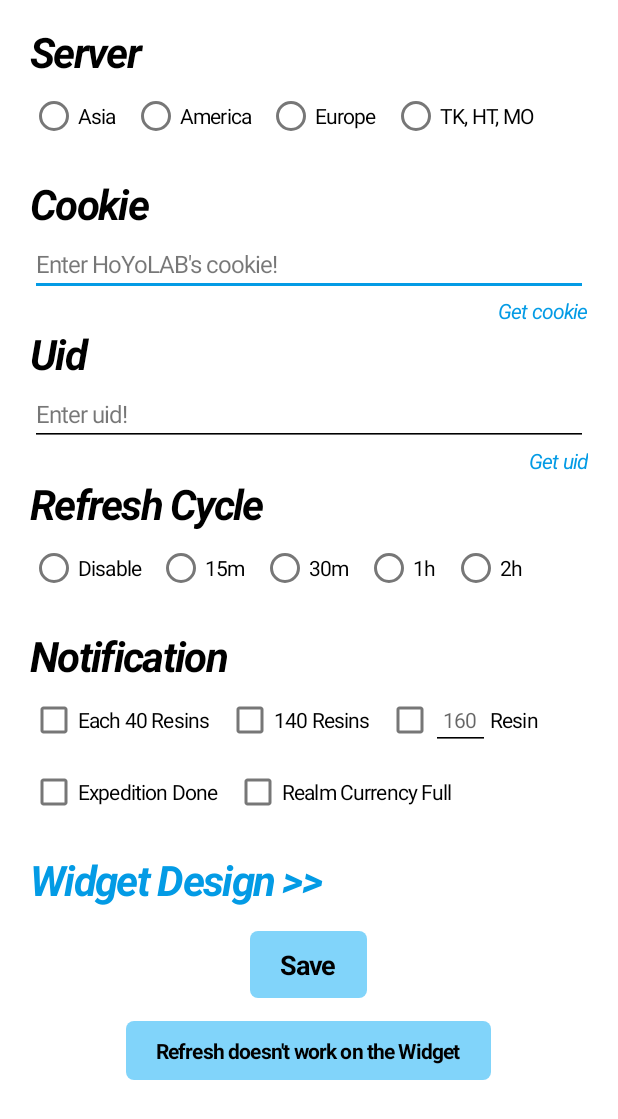
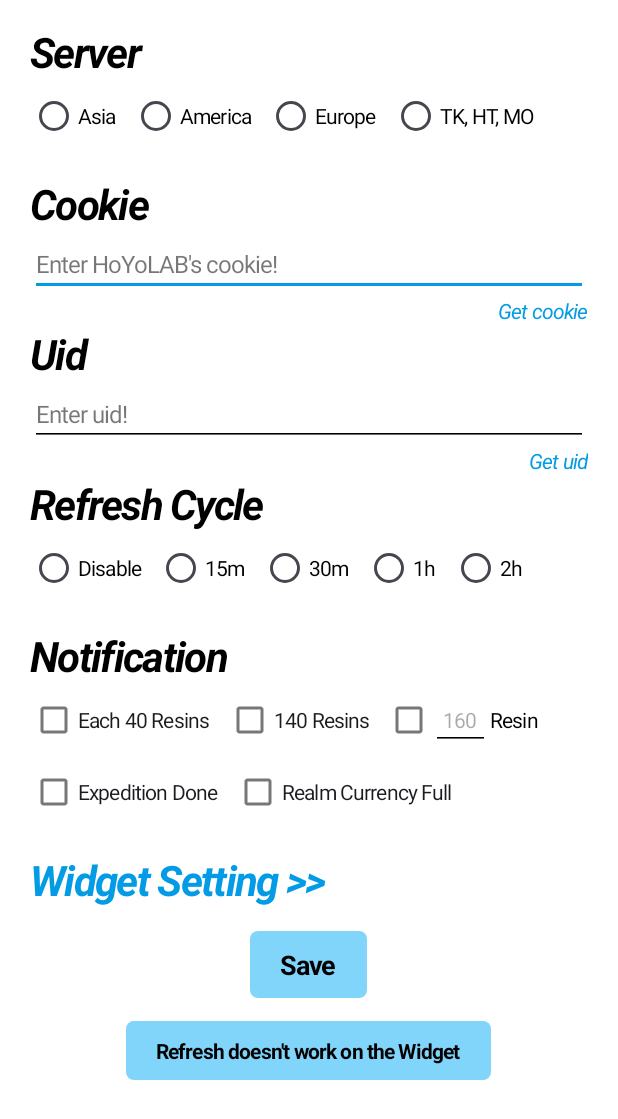
Before and after one commit to danggai/android_genshin_resin_widget, an Android app: the layout fragment_main_resin.xml on its own in the app's theme, with its tools: preview values and no code run, on a phone screen of 412 x 824 dp. Shown: the top 1119 px of the screen. Run offline under Robolectric (Android 15) with nearby library versions, the phone set to English and light mode, and no system bars.

Commit message:
- Material 3 적용

```diff
--- a/buildSrc/src/main/kotlin/dependency/Versions.kt
+++ b/buildSrc/src/main/kotlin/dependency/Versions.kt
@@ -19,7 +19,7 @@ object Versions {
     const val appCompatVersion       = "1.3.1"
     const val activityKtxVersion     = "1.3.1"
     const val fragmentKtxVersion     = "1.4.0"
-    const val materialVersion        = "1.4.0"
+    const val materialVersion        = "1.8.0-alpha01"
     const val constraintVersion      = "2.1.0"
     const val lifecycleVersion       = "2.4.1"
 
--- a/presentation/src/main/java/danggai/app/presentation/ui/main/MainFragment.kt
+++ b/presentation/src/main/java/danggai/app/presentation/ui/main/MainFragment.kt
@@ -188,7 +188,6 @@ class MainFragment : BindingFragment<FragmentMainBinding, MainViewModel>() {
 
         mAdView = binding.adView
 
-
         val adRequest = AdRequest.Builder().build()
         mAdView.loadAd(adRequest)
     }
@@ -290,7 +289,7 @@ class MainFragment : BindingFragment<FragmentMainBinding, MainViewModel>() {
                 log.e()
                 activity?.let {
                     val builder = AlertDialog.Builder(it)
-                    builder.setTitle("Select Language")
+                    builder.setTitle("Change Language")
                         .setItems(arrayOf("English", "한국어"),
                             DialogInterface.OnClickListener { dialog, which ->
                                 log.e(which)
--- a/presentation/src/main/res/layout/fragment_main_resin.xml
+++ b/presentation/src/main/res/layout/fragment_main_resin.xml
@@ -54,28 +54,28 @@
                     app:layout_constraintRight_toRightOf="parent"
                     app:layout_constraintTop_toTopOf="parent">
 
-                    <RadioButton
+                    <com.google.android.material.radiobutton.MaterialRadioButton
                         android:id="@+id/rb_asia"
                         style="@style/RadioButton"
                         android:layout_marginEnd="10dp"
                         android:onClick="@{() -> vm.onClickSetServer(Server.ASIA)}"
                         android:text="@string/asia" />
 
-                    <RadioButton
+                    <com.google.android.material.radiobutton.MaterialRadioButton
                         android:id="@+id/rb_usa"
                         style="@style/RadioButton"
                         android:layout_marginEnd="10dp"
                         android:onClick="@{() -> vm.onClickSetServer(Server.USA)}"
                         android:text="@string/america" />
 
-                    <RadioButton
+                    <com.google.android.material.radiobutton.MaterialRadioButton
                         android:id="@+id/rb_euro"
                         style="@style/RadioButton"
                         android:layout_marginEnd="10dp"
                         android:onClick="@{() -> vm.onClickSetServer(Server.EUROPE)}"
                         android:text="@string/europe" />
 
-                    <RadioButton
+                    <com.google.android.material.radiobutton.MaterialRadioButton
                         android:id="@+id/rb_cht"
                         style="@style/RadioButton"
                         android:layout_marginEnd="10dp"
@@ -168,35 +168,35 @@
                     app:layout_constraintRight_toRightOf="parent"
                     app:layout_constraintTop_toTopOf="parent">
 
-                    <RadioButton
+                    <com.google.android.material.radiobutton.MaterialRadioButton
                         android:id="@+id/rb_disable"
                         style="@style/RadioButton"
                         android:layout_marginEnd="10dp"
                         android:onClick="@{() -> vm.onClickSetAutoRefreshPeriod(-1L)}"
                         android:text="Disable" />
 
-                    <RadioButton
+                    <com.google.android.material.radiobutton.MaterialRadioButton
                         android:id="@+id/rb_15m"
                         style="@style/RadioButton"
                         android:layout_marginEnd="10dp"
                         android:onClick="@{() -> vm.onClickSetAutoRefreshPeriod(15L)}"
                         android:text="15m" />
 
-                    <RadioButton
+                    <com.google.android.material.radiobutton.MaterialRadioButton
                         android:id="@+id/rb_30m"
                         style="@style/RadioButton"
                         android:layout_marginEnd="10dp"
                         android:onClick="@{() -> vm.onClickSetAutoRefreshPeriod(30L)}"
                         android:text="30m" />
 
-                    <RadioButton
+                    <com.google.android.material.radiobutton.MaterialRadioButton
                         android:id="@+id/rb_1h"
                         style="@style/RadioButton"
                         android:layout_marginEnd="10dp"
                         android:onClick="@{() -> vm.onClickSetAutoRefreshPeriod(60L)}"
                         android:text="1h" />
 
-                    <RadioButton
+                    <com.google.android.material.radiobutton.MaterialRadioButton
                         android:id="@+id/rb_2h"
                         style="@style/RadioButton"
                         android:layout_marginEnd="10dp"
@@ -221,7 +221,7 @@
                     android:layout_width="match_parent"
                     android:layout_height="wrap_content">
 
-                    <androidx.appcompat.widget.AppCompatCheckBox
+                    <com.google.android.material.checkbox.MaterialCheckBox
                         android:id="@+id/cb_each_40resin"
                         android:layout_width="wrap_content"
                         android:layout_height="wrap_content"
@@ -231,7 +231,7 @@
                         android:textSize="14sp"
                         app:buttonTint="@color/checkbox_filter_tint" />
 
-                    <androidx.appcompat.widget.AppCompatCheckBox
+                    <com.google.android.material.checkbox.MaterialCheckBox
                         android:id="@+id/cb_140resin"
                         android:layout_width="wrap_content"
                         android:layout_height="wrap_content"
@@ -247,7 +247,7 @@
                         android:layout_marginEnd="10dp"
                         android:gravity="center_vertical">
 
-                        <androidx.appcompat.widget.AppCompatCheckBox
+                        <com.google.android.material.checkbox.MaterialCheckBox
                             android:id="@+id/cb_custom_resin"
                             android:layout_width="30dp"
                             android:layout_height="match_parent"
@@ -283,7 +283,7 @@
                     android:layout_width="match_parent"
                     android:layout_height="wrap_content">
 
-                    <androidx.appcompat.widget.AppCompatCheckBox
+                    <com.google.android.material.checkbox.MaterialCheckBox
                         android:id="@+id/cb_expedition_done"
                         android:layout_width="wrap_content"
                         android:layout_height="wrap_content"
@@ -293,7 +293,7 @@
                         android:textSize="14sp"
                         app:buttonTint="@color/checkbox_filter_tint" />
 
-                    <androidx.appcompat.widget.AppCompatCheckBox
+                    <com.google.android.material.checkbox.MaterialCheckBox
                         android:id="@+id/cb_home_coin_full"
                         android:layout_width="wrap_content"
                         android:layout_height="wrap_content"
@@ -314,7 +314,7 @@
                     android:layout_height="wrap_content"
                     android:background="?attr/selectableItemBackground"
                     android:onClick="@{()->vm.onClickWidgetDesign()}"
-                    android:text="@string/widget_design"
+                    android:text="@string/widget_setting"
                     android:textColor="@color/light_blue_600"
                     android:textSize="28sp"
                     android:textStyle="bold|italic" />
--- a/presentation/src/main/res/layout/fragment_widget_design_character.xml
+++ b/presentation/src/main/res/layout/fragment_widget_design_character.xml
@@ -127,21 +127,21 @@
                 app:layout_constraintTop_toTopOf="parent"
                 >
 
-                <RadioButton
+                <com.google.android.material.radiobutton.MaterialRadioButton
                     android:id="@+id/rb_theme_automatic"
                     style="@style/RadioButton"
                     android:layout_marginEnd="10dp"
                     android:onClick="@{() -> vm.onClickWidgetTheme(WidgetTheme.AUTOMATIC)}"
                     android:text="@string/btn_automatic" />
 
-                <RadioButton
+                <com.google.android.material.radiobutton.MaterialRadioButton
                     android:id="@+id/rb_theme_light"
                     style="@style/RadioButton"
                     android:layout_marginEnd="10dp"
                     android:onClick="@{() -> vm.onClickWidgetTheme(WidgetTheme.LIGHT)}"
                     android:text="@string/btn_light" />
 
-                <RadioButton
+                <com.google.android.material.radiobutton.MaterialRadioButton
                     android:id="@+id/rb_theme_dark"
                     style="@style/RadioButton"
                     android:layout_marginEnd="10dp"
--- a/presentation/src/main/res/values/strings.xml
+++ b/presentation/src/main/res/values/strings.xml
@@ -12,7 +12,7 @@
     <string name="notification" translatable="false">Notification</string>
     <string name="auto_check_in" translatable="false">Auto Check In</string>
     <string name="time_notation" translatable="false">Time Notation</string>
-    <string name="widget_design" translatable="false">Widget Design >></string>
+    <string name="widget_setting" translatable="false">Widget Setting >></string>
     <string name="widget_theme" translatable="false">Widget Theme</string>
     <string name="background_transparency" translatable="false">Background Transparency</string>
     <string name="font_size" translatable="false">Font Size</string>
--- a/presentation/src/main/res/values/styles.xml
+++ b/presentation/src/main/res/values/styles.xml
@@ -4,7 +4,6 @@
         <item name="android:layout_width">wrap_content</item>
         <item name="android:layout_height">wrap_content</item>
         <item name="android:textColor">@color/black </item>
-        <item name="android:buttonTint">@color/checkbox_filter_tint </item>
         <item name="android:paddingTop">-8dp</item>
         <item name="android:paddingBottom">-8dp</item>
     </style>
--- a/presentation/src/main/res/values/themes.xml
+++ b/presentation/src/main/res/values/themes.xml
@@ -1,10 +1,11 @@
 <resources xmlns:tools="http://schemas.android.com/tools">
     <!-- Base application theme. -->
-    <style name="Theme.Genshin_resin_widget" parent="Theme.MaterialComponents.Light.DarkActionBar">
+    <style name="Theme.Genshin_resin_widget" parent="Theme.Material3.Light.NoActionBar">
         <!-- Primary brand color. -->
-        <item name="colorPrimary">@color/light_blue_200</item>
+        <item name="colorPrimary">@color/light_blue_600</item>
         <item name="colorPrimaryVariant">@color/light_blue_600</item>
         <item name="colorOnPrimary">@color/white</item>
+        <item name="colorOnSurface">@color/gray</item>
         <!-- Status bar color. -->
         <item name="android:statusBarColor" tools:targetApi="l">@color/light_blue_200</item>
         <!-- Customize your theme here. -->
```
Also changed, not shown: presentation/src/main/res/layout/fragment_main_check_in.xml (+4 -4 lines), presentation/src/main/res/layout/fragment_widget_design_detail.xml (+12 -12 lines), presentation/src/main/res/layout/fragment_widget_design_resin.xml (+7 -7 lines).
